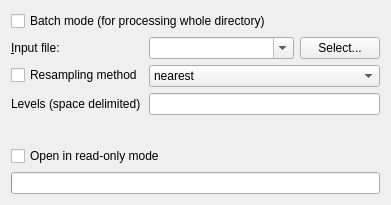
Above: qgis/python/plugins/GdalTools/tools/widgetOverview.ui from sourcepole/qgis before the change. Below: the same form after it.
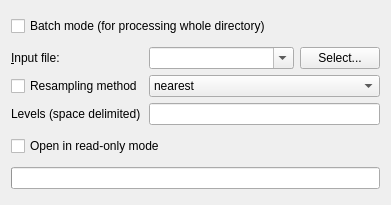
That is the form after the change.

Commit message: replaced all QFormLayouts with QGridLayouts

Diff of the .ui file:
```diff
--- a/qgis/python/plugins/GdalTools/tools/widgetOverview.ui
+++ b/qgis/python/plugins/GdalTools/tools/widgetOverview.ui
@@ -11,7 +11,7 @@
    </rect>
   </property>
   <property name="sizePolicy">
-   <sizepolicy hsizetype="Expanding" vsizetype="Expanding">
+   <sizepolicy hsizetype="Expanding" vsizetype="Preferred">
     <horstretch>0</horstretch>
     <verstretch>0</verstretch>
    </sizepolicy>
@@ -28,7 +28,7 @@
     </widget>
    </item>
    <item>
-    <layout class="QFormLayout" name="formLayout">
+    <layout class="QGridLayout" name="gridLayout">
      <item row="0" column="0">
       <widget class="QLabel" name="label">
        <property name="text">
```
The commit also changes 16 other files.
